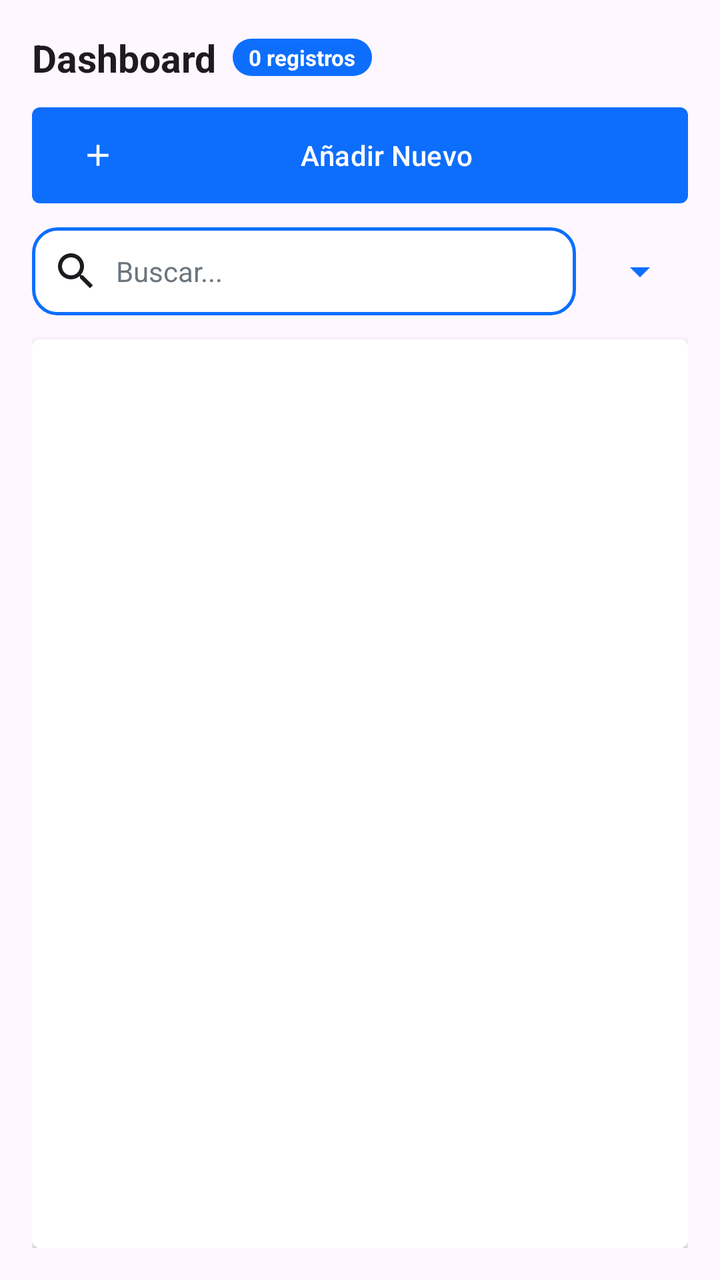
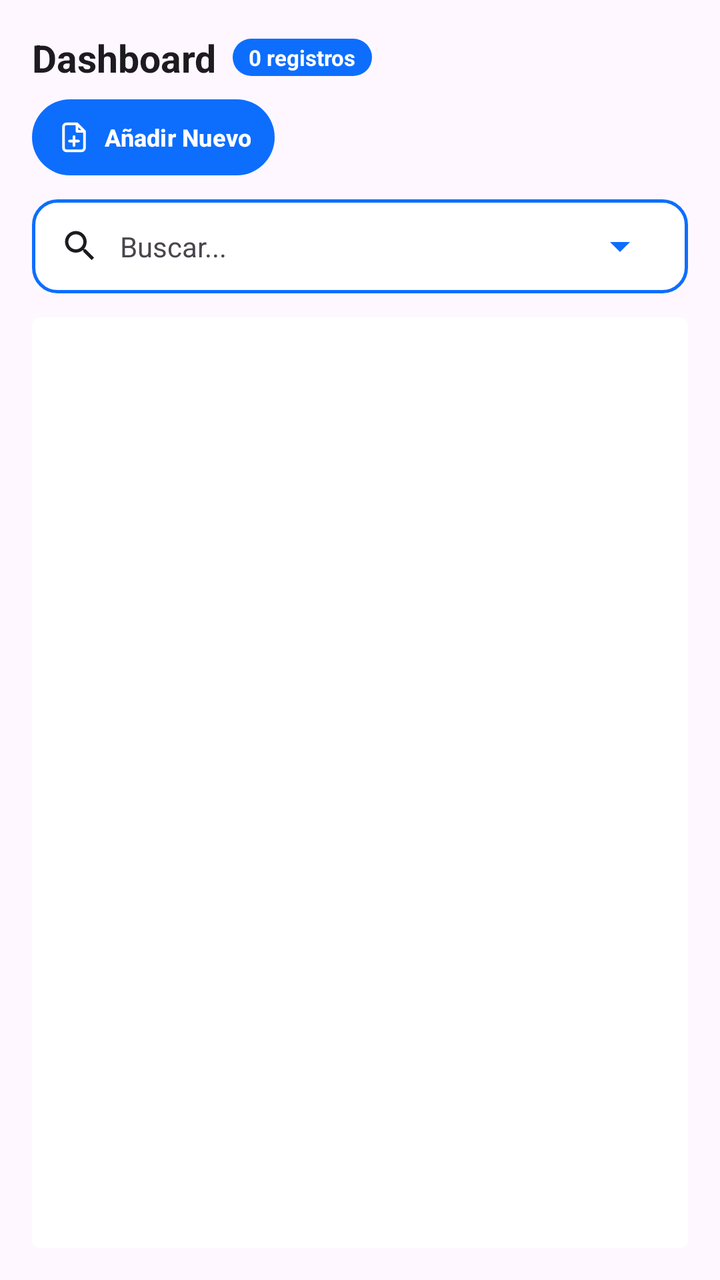

Compare the two renders of this Android layout. The source of the first and the diff that turns it into the second are given below.
<!-- AndroidManifest.xml: application theme Theme.MyApplication -->
<!-- res/layout/fragment_admin_dashboard.xml -->
<?xml version="1.0" encoding="utf-8"?>
<LinearLayout xmlns:android="http://schemas.android.com/apk/res/android"
    xmlns:app="http://schemas.android.com/apk/res-auto"
    android:layout_width="match_parent"
    android:layout_height="match_parent"
    android:orientation="vertical"
    android:padding="16dp"
    android:background="?android:attr/colorBackground">

    <RelativeLayout
        android:layout_width="match_parent"
        android:layout_height="wrap_content"
        android:layout_marginBottom="12dp">

        <LinearLayout
            android:layout_width="wrap_content"
            android:layout_height="wrap_content"
            android:layout_alignParentStart="true"
            android:layout_toStartOf="@id/layoutHeaderButtons"
            android:orientation="vertical">

            <LinearLayout
                android:layout_width="wrap_content"
                android:layout_height="wrap_content"
                android:orientation="horizontal"
                android:gravity="center_vertical">

                <TextView
                    android:id="@+id/tvTitle"
                    android:layout_width="wrap_content"
                    android:layout_height="wrap_content"
                    android:text="Dashboard"
                    android:textSize="19sp"
                    android:textStyle="bold"
                    android:textColor="?android:attr/textColorPrimary"/>

                <TextView
                    android:id="@+id/tvRecordCount"
                    android:layout_width="wrap_content"
                    android:layout_height="wrap_content"
                    android:layout_marginStart="8dp"
                    android:text="0 registros"
                    android:textSize="11sp"
                    android:textStyle="bold"
                    android:paddingHorizontal="8dp"
                    android:paddingVertical="2dp"
                    android:background="@drawable/bg_badge_primary"
                    android:textColor="@color/white"
                    android:visibility="visible"/>
            </LinearLayout>

            <TextView
                android:id="@+id/tvSubtitle"
                android:layout_width="wrap_content"
                android:layout_height="wrap_content"
                android:text="Subtítulo"
                android:textSize="14sp"
                android:textColor="?android:attr/textColorSecondary"
                android:visibility="gone"/>
        </LinearLayout>

        <LinearLayout
            android:id="@+id/layoutHeaderButtons"
            android:layout_width="wrap_content"
            android:layout_height="wrap_content"
            android:layout_alignParentEnd="true"
            android:layout_centerVertical="true"
            android:orientation="horizontal">

            <com.google.android.material.card.MaterialCardView
                android:id="@+id/cardHeaderAction"
                android:layout_width="44dp"
                android:layout_height="44dp"
                app:cardCornerRadius="22dp"
                app:cardElevation="3dp"
                app:strokeWidth="0dp"
                app:cardBackgroundColor="?attr/colorPrimary"
                android:visibility="gone"
                android:clickable="true"
                android:focusable="true"
                android:foreground="?attr/selectableItemBackground">
                <ImageView
                    android:id="@+id/btnHeaderAction"
                    android:layout_width="match_parent"
                    android:layout_height="match_parent"
                    android:src="@drawable/ic_timetable"
                    app:tint="@color/white"
                    android:padding="10dp"
                    android:contentDescription="Acción" />
            </com.google.android.material.card.MaterialCardView>

            <com.google.android.material.card.MaterialCardView
                android:id="@+id/cardHeaderDetail"
                android:layout_width="44dp"
                android:layout_height="44dp"
                android:layout_marginStart="8dp"
                app:cardCornerRadius="22dp"
                app:cardElevation="3dp"
                app:strokeWidth="0dp"
                app:cardBackgroundColor="?attr/colorPrimary"
                android:visibility="gone"
                android:clickable="true"
                android:focusable="true"
                android:foreground="?attr/selectableItemBackground">
                <ImageView
                    android:id="@+id/btnHeaderDetail"
                    android:layout_width="match_parent"
                    android:layout_height="match_parent"
                    android:src="@drawable/ic_carnet"
                    app:tint="@color/white"
                    android:padding="10dp"
                    android:contentDescription="Detalle Estudiante" />
            </com.google.android.material.card.MaterialCardView>

        </LinearLayout>
    </RelativeLayout>

    <Button
        android:id="@+id/btnAdd"
        style="@style/Widget.Bootstrap.Button.Primary"
        android:layout_width="match_parent"
        android:layout_height="wrap_content"
        android:text="Añadir Nuevo"
        android:textAllCaps="false"
        android:layout_marginBottom="12dp"
        app:icon="@drawable/ic_add"/>

    
    <LinearLayout
        android:layout_width="match_parent"
        android:layout_height="wrap_content"
        android:orientation="horizontal"
        android:layout_marginBottom="12dp"
        android:gravity="center_vertical">

        <EditText
            android:id="@+id/etSearch"
            style="@style/Widget.Bootstrap.EditText"
            android:layout_width="0dp"
            android:layout_height="wrap_content"
            android:layout_weight="1"
            android:hint="Buscar..."
            android:textSize="14sp"
            android:padding="10dp"
            android:drawableStart="@drawable/ic_search"
            android:drawablePadding="8dp"
            android:drawableTint="?android:attr/textColorPrimary" />

        <Spinner
            android:id="@+id/spinnerFilter"
            android:layout_width="wrap_content"
            android:layout_height="wrap_content"
            android:layout_marginStart="8dp"
            android:backgroundTint="?attr/colorPrimary" />
    </LinearLayout>

    <androidx.cardview.widget.CardView
        android:layout_width="match_parent"
        android:layout_height="match_parent"
        app:cardCornerRadius="4dp"
        app:cardElevation="2dp">

        <androidx.recyclerview.widget.RecyclerView
            android:id="@+id/recyclerView"
            android:layout_width="match_parent"
            android:layout_height="match_parent"
            android:background="?attr/colorSurface"
            android:padding="8dp" />
    </androidx.cardview.widget.CardView>

</LinearLayout>
<!-- resources referenced by this layout -->
<resources>
  <color name="white">#FFFFFFFF</color>
  <!-- drawable bg_badge_primary (drawable) -->
  <?xml version="1.0" encoding="utf-8"?>
  <shape xmlns:android="http://schemas.android.com/apk/res/android">
      <solid android:color="?attr/colorPrimary" />
      <corners android:radius="10dp" />
  </shape>
  <!-- drawable ic_add (drawable) -->
  <vector xmlns:android="http://schemas.android.com/apk/res/android"
      android:width="24dp"
      android:height="24dp"
      android:viewportWidth="24"
      android:viewportHeight="24">
      <path
          android:fillColor="#FFFFFF"
          android:pathData="M19,13h-6v6h-2v-6H5v-2h6V5h2v6h6v2z" />
  </vector>
  <!-- drawable ic_search (drawable) -->
  <vector xmlns:android="http://schemas.android.com/apk/res/android"
      android:width="24dp"
      android:height="24dp"
      android:viewportWidth="24"
      android:viewportHeight="24">
      <path
          android:fillColor="#000000"
          android:pathData="M15.5,14h-0.79l-0.28,-0.27C15.41,12.59 16,11.11 16,9.5 16,5.91 13.09,3 9.5,3S3,5.91 3,9.5 5.91,16 9.5,16c1.61,0 3.09,-0.59 4.23,-1.57l0.27,0.28v0.79l5,4.99L20.49,19l-4.99,-5zm-6,0C7.01,14 5,11.99 5,9.5S7.01,5 9.5,5 14,7.01 14,9.5 11.99,14 9.5,14z" />
  </vector>
  <style name="Widget.Bootstrap.Button.Primary" parent="Widget.Bootstrap.Button">
          <item name="backgroundTint">?attr/colorPrimary</item>
          <item name="android:textColor">?attr/colorOnPrimary</item>
      </style>
  <style name="Widget.Bootstrap.EditText" parent="Widget.AppCompat.EditText">
          <item name="android:background">@drawable/bg_bootstrap_input</item>
          <item name="android:padding">12dp</item>
          <item name="android:textSize">16sp</item>
          <item name="android:textColor">@color/black</item>
          <item name="android:textColorHint">@color/bs_secondary</item>
      </style>
  <style name="Theme.MyApplication" parent="Base.Theme.MyApplication" />
  <style name="Widget.Bootstrap.Button" parent="Widget.Material3.Button">
          <item name="android:insetTop">0dp</item>
          <item name="android:insetBottom">0dp</item>
          <item name="shapeAppearance">@style/ShapeAppearance.Bootstrap.Small</item>
          <item name="android:textColor">?attr/colorOnPrimary</item>
      </style>
  <!-- drawable bg_bootstrap_input (drawable) -->
  <?xml version="1.0" encoding="utf-8"?>
  <shape xmlns:android="http://schemas.android.com/apk/res/android">
      <solid android:color="?attr/colorSurface" />
      <stroke
          android:width="1.5dp"
          android:color="?attr/colorPrimary" />
      <corners android:radius="12dp" />
  </shape>
  <color name="black">#FF000000</color>
  <color name="bs_secondary">#6c757d</color>
  <style name="ShapeAppearance.Bootstrap.Small" parent="ShapeAppearance.Material3.SmallComponent">
          <item name="cornerSize">4dp</item>
      </style>
  <color name="accent_blue">#0d6efd</color>
  <color name="bs_dark">#212529</color>
  <color name="bs_light">#f8f9fa</color>
  <color name="surface_light">#FFFFFF</color>
  <style name="Widget.Bootstrap.Card" parent="Widget.Material3.CardView.Outlined">
          <item name="cardBackgroundColor">?attr/colorSurface</item>
          <item name="cardCornerRadius">16dp</item>
          <item name="cardElevation">3dp</item>
          <item name="strokeColor">?attr/colorPrimary</item>
          <item name="strokeWidth">2dp</item>
          <item name="android:layout_margin">8dp</item>
      </style>
  <style name="Theme.MyApplication.Dialog" parent="ThemeOverlay.Material3.MaterialAlertDialog">
          <item name="shapeAppearanceOverlay">@style/ShapeAppearance.MyApplication.Dialog</item>
      </style>
  <style name="ShapeAppearance.MyApplication.Dialog" parent="ShapeAppearance.Material3.LargeComponent">
          <item name="cornerSize">20dp</item>
      </style>
  <!-- unchanged entries left out for length: 3 -->
</resources>

<!-- the commit's change to res/layout/fragment_admin_dashboard.xml (unified diff, before → after) -->
@@ -13,11 +13,13 @@
         android:layout_marginBottom="12dp">
 
         <LinearLayout
-            android:layout_width="wrap_content"
+            android:id="@+id/layoutTitleBlock"
+            android:layout_width="match_parent"
             android:layout_height="wrap_content"
             android:layout_alignParentStart="true"
-            android:layout_toStartOf="@id/layoutHeaderButtons"
-            android:orientation="vertical">
+            android:layout_alignParentTop="true"
+            android:orientation="vertical"
+            android:layout_marginBottom="8dp">
 
             <LinearLayout
                 android:layout_width="wrap_content"
@@ -56,74 +58,99 @@
                 android:text="Subtítulo"
                 android:textSize="14sp"
                 android:textColor="?android:attr/textColorSecondary"
-                android:visibility="gone"/>
+                android:visibility="gone"
+                android:layout_marginTop="2dp"/>
         </LinearLayout>
 
         <LinearLayout
             android:id="@+id/layoutHeaderButtons"
-            android:layout_width="wrap_content"
-            android:layout_height="wrap_content"
-            android:layout_alignParentEnd="true"
-            android:layout_centerVertical="true"
-            android:orientation="horizontal">
-
-            <com.google.android.material.card.MaterialCardView
-                android:id="@+id/cardHeaderAction"
-                android:layout_width="44dp"
-                android:layout_height="44dp"
-                app:cardCornerRadius="22dp"
-                app:cardElevation="3dp"
-                app:strokeWidth="0dp"
-                app:cardBackgroundColor="?attr/colorPrimary"
+            android:layout_width="match_parent"
+            android:layout_height="wrap_content"
+            android:layout_below="@id/layoutTitleBlock"
+            android:orientation="horizontal"
+            android:gravity="start">
+
+            
+            <com.google.android.material.button.MaterialButton
+                android:id="@+id/btnAdd"
+                style="@style/Widget.Material3.Button.TonalButton"
+                android:layout_width="wrap_content"
+                android:layout_height="38dp"
+                android:text="Añadir Nuevo"
+                android:textColor="@color/white"
+                android:textSize="12sp"
+                android:textStyle="bold"
+                android:textAllCaps="false"
+                android:paddingHorizontal="12dp"
+                android:insetTop="0dp"
+                android:insetBottom="0dp"
+                android:insetLeft="0dp"
+                android:insetRight="0dp"
+                app:cornerRadius="19dp"
+                app:icon="@drawable/ic_add"
+                app:iconGravity="textStart"
+                app:iconPadding="6dp"
+                app:iconSize="18dp"
+                app:iconTint="@color/white"
+                app:backgroundTint="?attr/colorPrimary"
+                android:contentDescription="Añadir Nuevo"/>
+
+            
+            <com.google.android.material.button.MaterialButton
+                android:id="@+id/btnHeaderAction"
+                style="@style/Widget.Material3.Button.TonalButton"
+                android:layout_width="wrap_content"
+                android:layout_height="38dp"
+                android:layout_marginStart="8dp"
+                android:text="Horario"
+                android:textColor="@color/white"
+                android:textSize="12sp"
+                android:textStyle="bold"
+                android:textAllCaps="false"
+                android:paddingHorizontal="12dp"
+                android:insetTop="0dp"
+                android:insetBottom="0dp"
+                android:insetLeft="0dp"
+                android:insetRight="0dp"
+                app:cornerRadius="19dp"
+                app:icon="@drawable/ic_timetable"
+                app:iconGravity="textStart"
+                app:iconPadding="6dp"
+                app:iconSize="18dp"
+                app:iconTint="@color/white"
+                app:backgroundTint="?attr/colorPrimary"
                 android:visibility="gone"
-                android:clickable="true"
-                android:focusable="true"
-                android:foreground="?attr/selectableItemBackground">
-                <ImageView
-                    android:id="@+id/btnHeaderAction"
-                    android:layout_width="match_parent"
-                    android:layout_height="match_parent"
-                    android:src="@drawable/ic_timetable"
-                    app:tint="@color/white"
-                    android:padding="10dp"
-                    android:contentDescription="Acción" />
-            </com.google.android.material.card.MaterialCardView>
-
-            <com.google.android.material.card.MaterialCardView
-                android:id="@+id/cardHeaderDetail"
-                android:layout_width="44dp"
-                android:layout_height="44dp"
+                android:contentDescription="Horario"/>
+
+            
+            <com.google.android.material.button.MaterialButton
+                android:id="@+id/btnHeaderDetail"
+                style="@style/Widget.Material3.Button.TonalButton"
+                android:layout_width="wrap_content"
+                android:layout_height="38dp"
                 android:layout_marginStart="8dp"
-                app:cardCornerRadius="22dp"
-                app:cardElevation="3dp"
-                app:strokeWidth="0dp"
-                app:cardBackgroundColor="?attr/colorPrimary"
+                android:text="Detalle"
+                android:textColor="@color/white"
+                android:textSize="12sp"
+                android:textStyle="bold"
+                android:textAllCaps="false"
+                android:paddingHorizontal="12dp"
+                android:insetTop="0dp"
+                android:insetBottom="0dp"
+                android:insetLeft="0dp"
+                android:insetRight="0dp"
+                app:cornerRadius="19dp"
+                app:icon="@drawable/ic_carnet"
+                app:iconGravity="textStart"
+                app:iconPadding="6dp"
+                app:iconSize="18dp"
+                app:iconTint="@color/white"
+                app:backgroundTint="?attr/colorPrimary"
                 android:visibility="gone"
-                android:clickable="true"
-                android:focusable="true"
-                android:foreground="?attr/selectableItemBackground">
-                <ImageView
-                    android:id="@+id/btnHeaderDetail"
-                    android:layout_width="match_parent"
-                    android:layout_height="match_parent"
-                    android:src="@drawable/ic_carnet"
-                    app:tint="@color/white"
-                    android:padding="10dp"
-                    android:contentDescription="Detalle Estudiante" />
-            </com.google.android.material.card.MaterialCardView>
+                android:contentDescription="Detalle"/>
 
         </LinearLayout>
     </RelativeLayout>
-
-    <Button
-        android:id="@+id/btnAdd"
-        style="@style/Widget.Bootstrap.Button.Primary"
-        android:layout_width="match_parent"
-        android:layout_height="wrap_content"
-        android:text="Añadir Nuevo"
-        android:textAllCaps="false"
-        android:layout_marginBottom="12dp"
-        app:icon="@drawable/ic_add"/>
 
     
     <LinearLayout
@@ -131,32 +158,43 @@
         android:layout_height="wrap_content"
         android:orientation="horizontal"
         android:layout_marginBottom="12dp"
-        android:gravity="center_vertical">
+        android:gravity="center_vertical"
+        android:background="@drawable/bg_bootstrap_input"
+        android:paddingHorizontal="10dp"
+        android:paddingVertical="4dp">
+
+        <ImageView
+            android:layout_width="20dp"
+            android:layout_height="20dp"
+            android:src="@drawable/ic_search"
+            app:tint="?android:attr/textColorPrimary"
+            android:contentDescription="Buscar"
+            android:layout_marginStart="4dp"/>
 
         <EditText
             android:id="@+id/etSearch"
-            style="@style/Widget.Bootstrap.EditText"
             android:layout_width="0dp"
             android:layout_height="wrap_content"
             android:layout_weight="1"
+            android:background="@android:color/transparent"
             android:hint="Buscar..."
             android:textSize="14sp"
             android:padding="10dp"
-            android:drawableStart="@drawable/ic_search"
-            android:drawablePadding="8dp"
-            android:drawableTint="?android:attr/textColorPrimary" />
+            android:textColor="?android:attr/textColorPrimary"
+            android:textColorHint="?android:attr/textColorSecondary" />
 
         <Spinner
             android:id="@+id/spinnerFilter"
             android:layout_width="wrap_content"
             android:layout_height="wrap_content"
-            android:layout_marginStart="8dp"
+            android:layout_gravity="center_vertical|end"
             android:backgroundTint="?attr/colorPrimary" />
     </LinearLayout>
 
     <androidx.cardview.widget.CardView
         android:layout_width="match_parent"
-        android:layout_height="match_parent"
+        android:layout_height="0dp"
+        android:layout_weight="1"
         app:cardCornerRadius="4dp"
         app:cardElevation="2dp">
 
<!-- resource entries referenced after the edit -->
@@ -13,9 +13,21 @@
       android:height="24dp"
       android:viewportWidth="24"
       android:viewportHeight="24">
+  
+      
       <path
-          android:fillColor="#FFFFFF"
-          android:pathData="M19,13h-6v6h-2v-6H5v-2h6V5h2v6h6v2z" />
+          android:strokeColor="@android:color/white"
+          android:strokeWidth="1.8"
+          android:strokeLineCap="round"
+          android:strokeLineJoin="round"
+          android:pathData="M14,3H7a2,2 0,0 0 -2,2v14a2,2 0,0 0 2,2h10a2,2 0,0 0 2,-2V8zM14,3v5h5" />
+  
+      
+      <path
+          android:strokeColor="@android:color/white"
+          android:strokeWidth="1.8"
+          android:strokeLineCap="round"
+          android:pathData="M12,11.5v6M9,14.5h6" />
   </vector>
   <!-- drawable ic_search (drawable) -->
   <vector xmlns:android="http://schemas.android.com/apk/res/android"
@@ -27,24 +39,7 @@
           android:fillColor="#000000"
           android:pathData="M15.5,14h-0.79l-0.28,-0.27C15.41,12.59 16,11.11 16,9.5 16,5.91 13.09,3 9.5,3S3,5.91 3,9.5 5.91,16 9.5,16c1.61,0 3.09,-0.59 4.23,-1.57l0.27,0.28v0.79l5,4.99L20.49,19l-4.99,-5zm-6,0C7.01,14 5,11.99 5,9.5S7.01,5 9.5,5 14,7.01 14,9.5 11.99,14 9.5,14z" />
   </vector>
-  <style name="Widget.Bootstrap.Button.Primary" parent="Widget.Bootstrap.Button">
-          <item name="backgroundTint">?attr/colorPrimary</item>
-          <item name="android:textColor">?attr/colorOnPrimary</item>
-      </style>
-  <style name="Widget.Bootstrap.EditText" parent="Widget.AppCompat.EditText">
-          <item name="android:background">@drawable/bg_bootstrap_input</item>
-          <item name="android:padding">12dp</item>
-          <item name="android:textSize">16sp</item>
-          <item name="android:textColor">@color/black</item>
-          <item name="android:textColorHint">@color/bs_secondary</item>
-      </style>
   <style name="Theme.MyApplication" parent="Base.Theme.MyApplication" />
-  <style name="Widget.Bootstrap.Button" parent="Widget.Material3.Button">
-          <item name="android:insetTop">0dp</item>
-          <item name="android:insetBottom">0dp</item>
-          <item name="shapeAppearance">@style/ShapeAppearance.Bootstrap.Small</item>
-          <item name="android:textColor">?attr/colorOnPrimary</item>
-      </style>
   <!-- drawable bg_bootstrap_input (drawable) -->
   <?xml version="1.0" encoding="utf-8"?>
   <shape xmlns:android="http://schemas.android.com/apk/res/android">
@@ -54,11 +49,7 @@
           android:color="?attr/colorPrimary" />
       <corners android:radius="12dp" />
   </shape>
-  <color name="black">#FF000000</color>
   <color name="bs_secondary">#6c757d</color>
-  <style name="ShapeAppearance.Bootstrap.Small" parent="ShapeAppearance.Material3.SmallComponent">
-          <item name="cornerSize">4dp</item>
-      </style>
   <color name="accent_blue">#0d6efd</color>
   <color name="bs_dark">#212529</color>
   <color name="bs_light">#f8f9fa</color>
